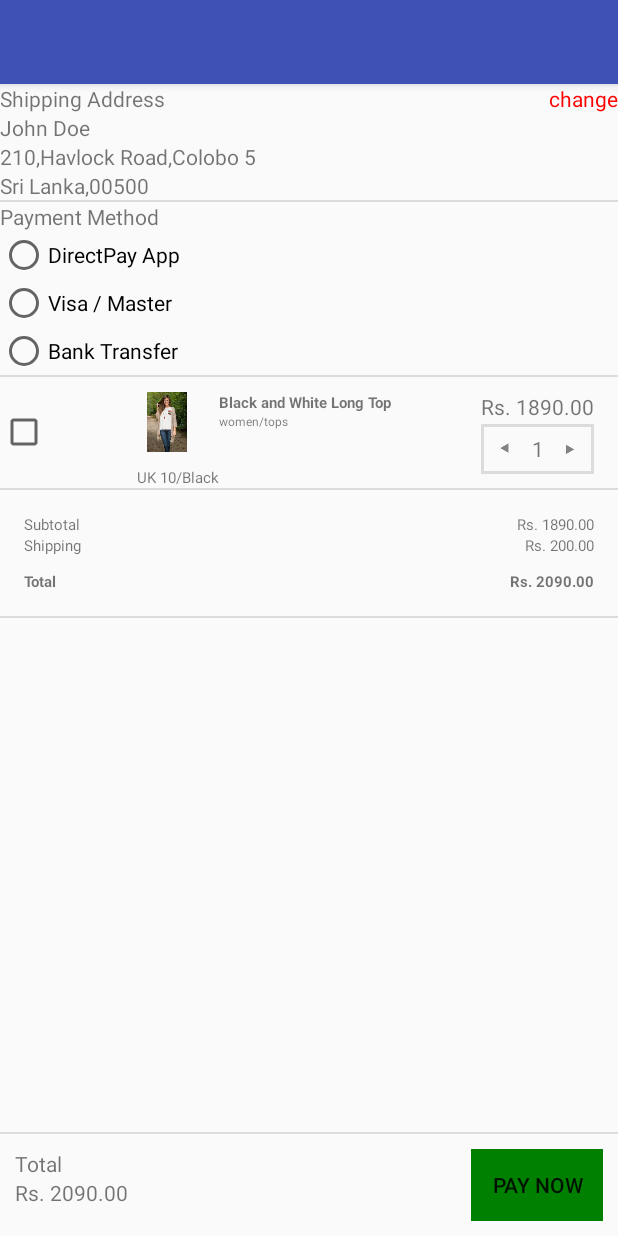
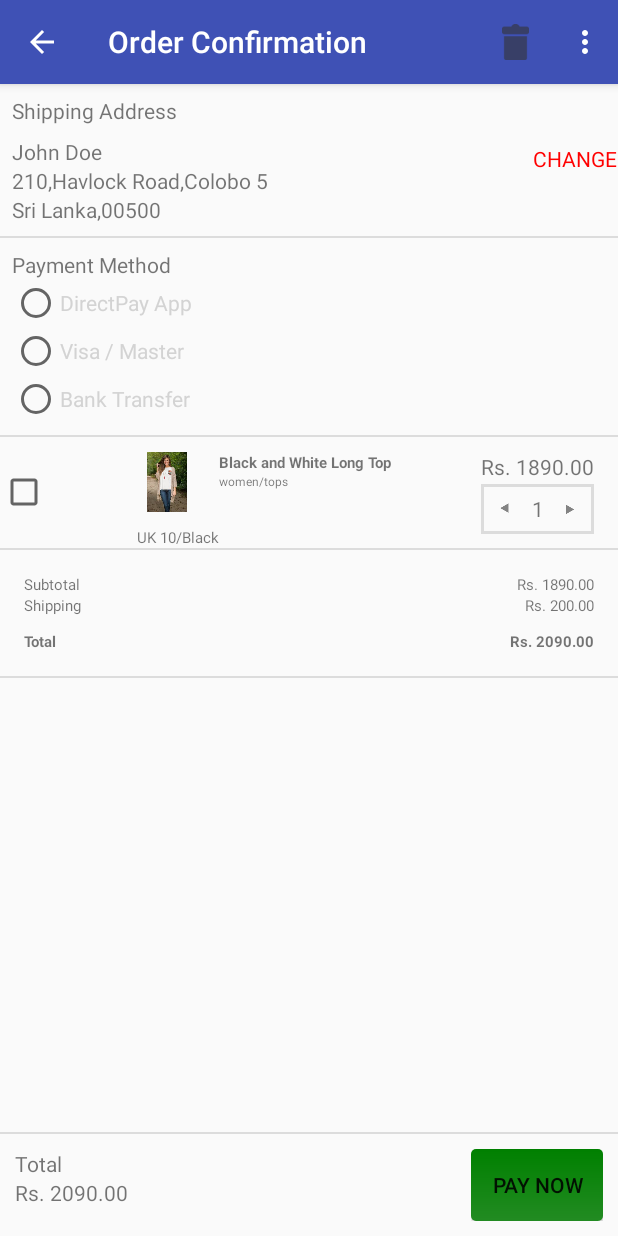
Before and after one commit to supun19/Molly, an Android app: the OrderConfirmation screen opened directly, with no data from a screen before it, on a phone screen of 412 x 824 dp. Run offline under Robolectric (Android 15) with nearby library versions, the phone set to English and light mode, and no system bars.

Commit message:
Demo app has done

```diff
--- a/app/src/main/AndroidManifest.xml
+++ b/app/src/main/AndroidManifest.xml
@@ -28,7 +28,9 @@
         <activity
             android:name=".cartActivity"
             android:label="@string/title_activity_cart" />
-        <activity android:name=".OrderConfirmation" />
+        <activity android:name=".OrderConfirmation"
+            android:label="@string/title_activity_orderconfirmation"
+            />
         <activity android:name=".QrActivity"></activity>
     </application>
 
--- a/app/src/main/java/com/example/supun/molly/OrderConfirmation.java
+++ b/app/src/main/java/com/example/supun/molly/OrderConfirmation.java
@@ -3,6 +3,10 @@ package com.example.supun.molly;
 import android.content.Intent;
 import android.support.v7.app.AppCompatActivity;
 import android.os.Bundle;
+import android.support.v7.widget.Toolbar;
+import android.view.Menu;
+import android.view.MenuInflater;
+import android.view.MenuItem;
 import android.view.View;
 import android.widget.Button;
 import android.widget.ListView;
@@ -26,7 +30,11 @@ public class OrderConfirmation extends AppCompatActivity {
     protected void onCreate(Bundle savedInstanceState) {
         super.onCreate(savedInstanceState);
         setContentView(R.layout.activity_order_confirmation);
+        Toolbar toolbar = (Toolbar) findViewById(R.id.toolbar);
+        setSupportActionBar(toolbar);
 
+        getSupportActionBar().setDisplayHomeAsUpEnabled(true);
+        getSupportActionBar().setDisplayShowHomeEnabled(true);
         // Construct the data source
         ArrayList<Item> items = new ArrayList<Item>();
 // Create the adapter to convert the array to views
@@ -113,4 +121,31 @@ public class OrderConfirmation extends AppCompatActivity {
                     break;
         }
     }
+    @Override
+    public boolean onCreateOptionsMenu(Menu menu) {
+        MenuInflater inflater = getMenuInflater();
+        inflater.inflate(R.menu.order_confirmation_bar, menu);
+        return true;
+    }
+    public boolean onOptionsItemSelected(MenuItem item) {
+        switch (item.getItemId()) {
+            case android.R.id.home:
+                // User chose the "Settings" item, show the app settings UI...
+                Intent intent = new Intent(this,cartActivity.class);
+                startActivity(intent);
+                return true;
+
+            case R.id.action_bin:
+                return true;
+            case R.id.action_settings:
+                // User chose the "Settings" item, show the app settings UI...
+                return true;
+
+            default:
+                // If we got here, the user's action was not recognized.
+                // Invoke the superclass to handle it.
+                return super.onOptionsItemSelected(item);
+
+        }
+    }
 }
--- a/app/src/main/java/com/example/supun/molly/cartActivity.java
+++ b/app/src/main/java/com/example/supun/molly/cartActivity.java
@@ -28,7 +28,7 @@ public class cartActivity extends AppCompatActivity {
 
         getSupportActionBar().setDisplayHomeAsUpEnabled(true);
         getSupportActionBar().setDisplayShowHomeEnabled(true);
-
+        toolbar.setNavigationIcon(R.drawable.ic_closs);
 
         // Construct the data source
         ArrayList<Item> items = new ArrayList<Item>();
--- /dev/null
+++ b/app/src/main/res/color/base_tabpager_indicator_color.xml
@@ -0,0 +1,5 @@
+<?xml version="1.0" encoding="utf-8"?>
+<selector xmlns:android="http://schemas.android.com/apk/res/android">
+    <item android:state_checked="true" android:color="@color/indigo" />
+    <item android:color="@color/lightgray" />
+</selector>
--- a/app/src/main/res/layout/activity_order_confirmation.xml
+++ b/app/src/main/res/layout/activity_order_confirmation.xml
@@ -4,7 +4,8 @@
     xmlns:tools="http://schemas.android.com/tools"
     android:layout_width="match_parent"
     android:layout_height="match_parent"
-    tools:context="com.example.supun.molly.OrderConfirmation">
+    tools:context="com.example.supun.molly.OrderConfirmation"
+    >
 
     <android.support.design.widget.AppBarLayout
         android:layout_width="match_parent"
--- a/app/src/main/res/layout/content_order_confirmation.xml
+++ b/app/src/main/res/layout/content_order_confirmation.xml
@@ -20,7 +20,8 @@
                 android:layout_width="wrap_content"
                 android:layout_height="wrap_content"
                 android:orientation="vertical"
-                android:gravity="left">
+                android:gravity="left"
+                android:layout_margin="8dp">
                 <TextView
                     android:layout_width="wrap_content"
                     android:layout_height="wrap_content"
@@ -28,7 +29,8 @@
                 <TextView
                     android:layout_width="wrap_content"
                     android:layout_height="wrap_content"
-                    android:text="John Doe"/>
+                    android:text="John Doe"
+                    android:layout_marginTop="8dp"/>
                 <TextView
                     android:layout_width="wrap_content"
                     android:layout_height="wrap_content"
@@ -46,13 +48,17 @@
             <LinearLayout
                 android:layout_width="wrap_content"
                 android:layout_height="wrap_content"
-                android:gravity="right">
+                android:gravity="right"
+                android:orientation="vertical">
 
                 <TextView
                     android:layout_width="wrap_content"
                     android:layout_height="wrap_content"
-                    android:text="change"
-                    android:textColor="@color/red"/>
+                    android:text="CHANGE"
+                    android:textColor="@color/red"
+                    android:layout_gravity="center"
+                    android:layout_marginTop="40dp"
+                    />
             </LinearLayout>
 
         </LinearLayout>
@@ -63,7 +69,8 @@
         <LinearLayout
             android:layout_width="match_parent"
             android:layout_height="wrap_content"
-            android:orientation="vertical">
+            android:orientation="vertical"
+            android:layout_margin="8dp">
             <TextView
                 android:layout_width="wrap_content"
                 android:layout_height="wrap_content"
@@ -134,8 +141,9 @@
                     android:layout_width="wrap_content"
                     android:layout_height="match_parent"
                     android:text="PAY NOW"
-                    android:background="@color/green"
+                    android:background="@drawable/button_border"
                     android:id="@+id/button_pay_now"
+
                     />
             </LinearLayout>
         </LinearLayout>
--- a/app/src/main/res/layout/ratio.xml
+++ b/app/src/main/res/layout/ratio.xml
@@ -7,15 +7,18 @@
         android:layout_width="match_parent"
         android:layout_height="wrap_content"
         android:text="DirectPay App"
-        android:onClick="onRadioButtonClicked"/>
+        android:onClick="onRadioButtonClicked"
+        android:textColor="@color/base_tabpager_indicator_color"/>
     <RadioButton android:id="@+id/radio_visa_master"
         android:layout_width="match_parent"
         android:layout_height="wrap_content"
         android:text="Visa / Master"
-        android:onClick="onRadioButtonClicked"/>
+        android:onClick="onRadioButtonClicked"
+        android:textColor="@color/base_tabpager_indicator_color"/>
     <RadioButton android:id="@+id/radio_bank_transfer"
         android:layout_width="match_parent"
         android:layout_height="wrap_content"
         android:text="Bank Transfer"
+        android:textColor="@color/base_tabpager_indicator_color"
         android:onClick="onRadioButtonClicked"/>
 </RadioGroup>
--- /dev/null
+++ b/app/src/main/res/menu/order_confirmation_bar.xml
@@ -0,0 +1,15 @@
+<?xml version="1.0" encoding="utf-8"?>
+<menu xmlns:android="http://schemas.android.com/apk/res/android"
+    xmlns:app="http://schemas.android.com/apk/res-auto">
+    <!-- "Mark Favorite", should appear as action button if possible -->
+    <item
+        android:id="@+id/action_bin"
+        android:icon="@drawable/ic_bin"
+        android:title="@string/add_to_card"
+        app:showAsAction="ifRoom"/>
+
+    <!-- Settings, should always be in the overflow -->
+    <item android:id="@+id/action_settings"
+        android:title="@string/action_settings"
+        app:showAsAction="never"/>
+</menu>
--- a/app/src/main/res/values/colors.xml
+++ b/app/src/main/res/values/colors.xml
@@ -8,4 +8,7 @@
     <color name="red">#FF0000</color>
     <color name="green">#008000</color>
     <color name="white">#ffffff</color>
+    <color name="indigo">#4B0082</color>
+    <color name="lightgray">#D3D3D3</color>
+
 </resources>
--- a/app/src/main/res/values/strings.xml
+++ b/app/src/main/res/values/strings.xml
@@ -19,6 +19,9 @@
     <string name="title_activity_main">MainActivity</string>
 
     <string name="add_to_card">Card</string>
-    <string name="title_activity_cart">cart</string>
+    <string name="title_activity_cart">Cart</string>
 
+    //OrderConfirmation
+
+    <string name="title_activity_orderconfirmation">Order Confirmation</string>
 </resources>
```
Also changed, not shown: app/src/main/res/drawable-hdpi/ic_bin.png (added), app/src/main/res/drawable-hdpi/ic_closs.png (added), app/src/main/res/drawable-mdpi/ic_bin.png (added), app/src/main/res/drawable-mdpi/ic_closs.png (added), app/src/main/res/drawable-xhdpi/ic_bin.png (added), app/src/main/res/drawable-xhdpi/ic_closs.png (added), app/src/main/res/drawable-xxhdpi/ic_bin.png (added), app/src/main/res/drawable-xxhdpi/ic_closs.png (added).
